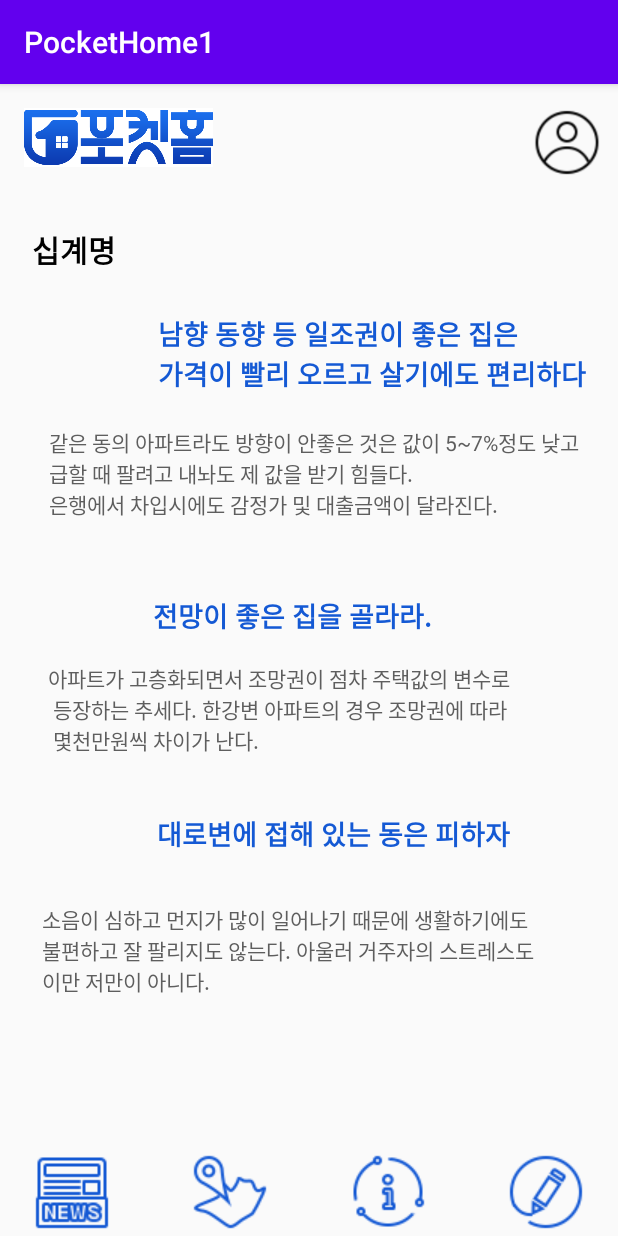
After one commit to hwangyouna03/PocketHome, an Android app: the infromation_10 screen opened directly, with no data from a screen before it, on a phone screen of 412 x 824 dp. The commit adds this screen. Run offline under Robolectric (Android 15) with nearby library versions, the phone set to English and light mode, and no system bars.

Commit message:
information_10 files

```diff
--- a/app/src/main/AndroidManifest.xml
+++ b/app/src/main/AndroidManifest.xml
@@ -12,6 +12,7 @@
         android:supportsRtl="true"
         android:theme="@style/AppTheme"
         android:usesCleartextTraffic="true">
+        <activity android:name=".infromation_10"></activity>
         <activity android:name=".MainActivity">
             <intent-filter>
                 <action android:name="android.intent.action.MAIN" />
@@ -19,7 +20,7 @@
                 <category android:name="android.intent.category.LAUNCHER" />
             </intent-filter>
         </activity>
-        <activity android:name=".Information_word"></activity>
+        <activity android:name=".Information_word" />
     </application>
 
 </manifest>
--- a/app/src/main/java/kr/hs/emirim/s2019s40/pockethome1/Information_word.java
+++ b/app/src/main/java/kr/hs/emirim/s2019s40/pockethome1/Information_word.java
@@ -4,8 +4,11 @@ import androidx.appcompat.app.AppCompatActivity;
 import androidx.fragment.app.FragmentPagerAdapter;
 import androidx.viewpager.widget.ViewPager;
 
+import android.content.Intent;
 import android.os.Bundle;
-import android.widget.TableRow;
+import android.view.View;
+import android.widget.Button;
+import android.widget.ImageButton;
 
 import com.google.android.material.tabs.TabLayout;
 
@@ -17,11 +20,19 @@ public class Information_word extends AppCompatActivity {
         setContentView(R.layout.activity_information_word);
 
         //viewpager setting
-        ViewPager viewPager = findViewById(R.id.viewpager);
+        ViewPager viewPager = findViewById(R.id.viewpager1);
         fragmentPagerAdapter = new ViewPagerAdapter(getSupportFragmentManager());
 
         TabLayout tabLayout = findViewById(R.id.tab_layout);
         viewPager.setAdapter(fragmentPagerAdapter);
         tabLayout.setupWithViewPager(viewPager);
+
+        Button btn11 = (Button)findViewById(R.id.button);
+        btn11.setOnClickListener(new View.OnClickListener() {
+            public void onClick(View view){
+                Intent intent = new Intent(getApplicationContext(),infromation_10.class);
+                startActivity(intent);
+            }
+        });
     }
 }
--- a/app/src/main/java/kr/hs/emirim/s2019s40/pockethome1/MainActivity.java
+++ b/app/src/main/java/kr/hs/emirim/s2019s40/pockethome1/MainActivity.java
@@ -30,6 +30,17 @@ public class MainActivity extends AppCompatActivity {
         super.onCreate(savedInstanceState);
         setContentView(R.layout.activity_main);
 
+        /*버튼 고정*/
+        //MainPage
+        ImageButton btn1 = (ImageButton)findViewById(R.id.imageButton2);
+        btn1.setOnClickListener(new View.OnClickListener() {
+            public void onClick(View view){
+                Intent intent = new Intent(getApplicationContext(), MainActivity.class);
+                startActivity(intent);
+            }
+        });
+
+        //Information
         ImageButton btn3 = (ImageButton)findViewById(R.id.imageButton3);
         btn3.setOnClickListener(new View.OnClickListener() {
                     @Override
--- /dev/null
+++ b/app/src/main/java/kr/hs/emirim/s2019s40/pockethome1/ViewPagerAdapter2.java
@@ -0,0 +1,46 @@
+package kr.hs.emirim.s2019s40.pockethome1;
+
+import androidx.annotation.NonNull;
+import androidx.annotation.Nullable;
+import androidx.fragment.app.Fragment;
+import androidx.fragment.app.FragmentManager;
+import androidx.fragment.app.FragmentPagerAdapter;
+
+public class ViewPagerAdapter2 extends FragmentPagerAdapter {
+    public ViewPagerAdapter2(@NonNull FragmentManager fm) {
+        super(fm);
+    }
+
+    //fragment 교체를 보여주는 처리 구현
+    @NonNull
+    @Override
+    public Fragment getItem(int position) {
+        switch (position) {
+            case 0:
+                return Fragword1.newInstance();
+            case 1:
+                return Fragword2.newInstance();
+            default:
+                return null;
+        }
+    }
+
+    @Override
+    public int getCount() {
+        return 1;
+    }
+
+    //상단의 탭 레이아웃 인디케이터 쪽에 텍스트 선언해
+    @Nullable
+    @Override
+    public CharSequence getPageTitle(int position) {
+        switch (position) {
+            case 0:
+                return "word1";
+            case 1:
+                return "word2";
+            default:
+                return null;
+        }
+    }
+}
--- /dev/null
+++ b/app/src/main/java/kr/hs/emirim/s2019s40/pockethome1/infromation_10.java
@@ -0,0 +1,14 @@
+package kr.hs.emirim.s2019s40.pockethome1;
+
+import androidx.appcompat.app.AppCompatActivity;
+
+import android.os.Bundle;
+
+public class infromation_10 extends AppCompatActivity {
+
+    @Override
+    protected void onCreate(Bundle savedInstanceState) {
+        super.onCreate(savedInstanceState);
+        setContentView(R.layout.activity_infromation10);
+    }
+}
--- a/app/src/main/res/layout/activity_information_word.xml
+++ b/app/src/main/res/layout/activity_information_word.xml
@@ -26,8 +26,7 @@
 
         <com.google.android.material.tabs.TabItem
             android:layout_width="wrap_content"
-            android:layout_height="wrap_content"
-            android:text="Tab4" />
+            android:layout_height="wrap_content" />
     </com.google.android.material.tabs.TabLayout>
 
     <ImageView
@@ -175,37 +174,28 @@
         app:layout_constraintStart_toEndOf="@+id/button3" />
 
     <androidx.viewpager.widget.ViewPager
-        android:id="@+id/viewpager"
+        android:id="@+id/viewpager1"
         android:layout_width="225dp"
         android:layout_height="156dp"
-        android:layout_marginStart="14dp"
-        android:layout_marginLeft="14dp"
+        android:layout_marginStart="158dp"
+        android:layout_marginLeft="158dp"
         android:layout_marginTop="204dp"
         android:layout_marginEnd="28dp"
         android:layout_marginRight="28dp"
         app:layout_constraintEnd_toEndOf="parent"
-        app:layout_constraintHorizontal_bias="0.805"
         app:layout_constraintStart_toStartOf="parent"
-        app:layout_constraintTop_toTopOf="parent">
+        app:layout_constraintTop_toTopOf="parent"/>
 
+        <androidx.viewpager.widget.ViewPager
+            android:id="@+id/viewpager"
+            android:layout_width="225dp"
+            android:layout_height="156dp"
+            android:layout_marginTop="204dp"
+            android:layout_marginEnd="28dp"
+            android:layout_marginRight="28dp"
+            app:layout_constraintEnd_toEndOf="parent"
+            app:layout_constraintTop_toTopOf="parent">
     </androidx.viewpager.widget.ViewPager>
-
-    <TextView
-        android:id="@+id/textView6"
-        android:layout_width="wrap_content"
-        android:layout_height="wrap_content"
-        android:layout_marginStart="41dp"
-        android:layout_marginLeft="41dp"
-        android:layout_marginTop="219dp"
-        android:layout_marginEnd="309dp"
-        android:layout_marginRight="309dp"
-        android:text="퀴즈 복습"
-        android:textColor="#000000"
-        android:textSize="20dp"
-        android:textStyle="bold"
-        app:layout_constraintEnd_toEndOf="parent"
-        app:layout_constraintStart_toStartOf="parent"
-        app:layout_constraintTop_toBottomOf="@+id/tab_layout" />
 
 
 </androidx.constraintlayout.widget.ConstraintLayout>
--- /dev/null
+++ b/app/src/main/res/layout/activity_infromation10.xml
@@ -0,0 +1,188 @@
+<?xml version="1.0" encoding="utf-8"?>
+<androidx.constraintlayout.widget.ConstraintLayout xmlns:android="http://schemas.android.com/apk/res/android"
+    xmlns:app="http://schemas.android.com/apk/res-auto"
+    xmlns:tools="http://schemas.android.com/tools"
+    android:layout_width="match_parent"
+    android:layout_height="match_parent"
+    tools:context=".infromation_10">
+
+    <!--고정 layout-->
+    <ImageView
+        android:id="@+id/imageView2"
+        android:layout_width="126dp"
+        android:layout_height="39dp"
+        android:layout_marginStart="16sp"
+        android:layout_marginLeft="16sp"
+        android:layout_marginTop="16sp"
+        android:background="#FFFFFF"
+        app:layout_constraintStart_toStartOf="parent"
+        app:layout_constraintTop_toTopOf="parent"
+        app:srcCompat="@drawable/logo" />
+
+    <ImageView
+        android:id="@+id/loginicon2"
+        android:layout_width="45sp"
+        android:layout_height="46sp"
+        android:layout_marginTop="16sp"
+        android:layout_marginEnd="11sp"
+        android:layout_marginRight="11sp"
+        android:layout_marginBottom="30sp"
+        app:layout_constraintEnd_toEndOf="parent"
+        app:layout_constraintTop_toTopOf="parent"
+        app:srcCompat="@drawable/loginicon" />
+
+    <ImageButton
+        android:id="@+id/imageButton2"
+        android:layout_width="wrap_content"
+        android:layout_height="wrap_content"
+        android:layout_marginStart="52sp"
+        android:layout_marginLeft="52sp"
+        android:layout_marginEnd="1sp"
+        android:layout_marginRight="1sp"
+        android:layout_marginBottom="3sp"
+        android:background="@drawable/news1"
+        app:layout_constraintBottom_toBottomOf="parent"
+        app:layout_constraintEnd_toStartOf="@+id/imageButton"
+        app:layout_constraintStart_toStartOf="parent" />
+
+    <ImageButton
+        android:id="@+id/imageButton"
+        android:layout_width="wrap_content"
+        android:layout_height="wrap_content"
+        android:layout_marginStart="52sp"
+        android:layout_marginLeft="52sp"
+        android:layout_marginEnd="1sp"
+        android:layout_marginRight="1sp"
+        android:layout_marginBottom="3sp"
+        android:background="@drawable/map1"
+        app:layout_constraintBottom_toBottomOf="parent"
+        app:layout_constraintEnd_toStartOf="@+id/imageButton3"
+        app:layout_constraintStart_toEndOf="@+id/imageButton2" />
+
+    <ImageButton
+        android:id="@+id/imageButton3"
+        android:layout_width="wrap_content"
+        android:layout_height="wrap_content"
+        android:layout_marginStart="52sp"
+        android:layout_marginLeft="52sp"
+        android:layout_marginEnd="1sp"
+        android:layout_marginRight="1sp"
+        android:layout_marginBottom="3sp"
+        android:background="@drawable/information1"
+        app:layout_constraintBottom_toBottomOf="parent"
+        app:layout_constraintEnd_toStartOf="@+id/imageButton4"
+        app:layout_constraintStart_toEndOf="@+id/imageButton" />
+
+    <ImageButton
+        android:id="@+id/imageButton4"
+        android:layout_width="wrap_content"
+        android:layout_height="wrap_content"
+        android:layout_marginStart="52sp"
+        android:layout_marginLeft="52sp"
+        android:layout_marginEnd="52sp"
+        android:layout_marginRight="52sp"
+        android:layout_marginBottom="3sp"
+        android:background="@drawable/draw1"
+        app:layout_constraintBottom_toBottomOf="parent"
+        app:layout_constraintEnd_toEndOf="parent"
+        app:layout_constraintStart_toEndOf="@+id/imageButton3" />
+
+    <!--center -->
+        <TextView
+            android:layout_width="wrap_content"
+            android:layout_height="wrap_content"
+            android:layout_marginStart="21dp"
+            android:layout_marginLeft="21dp"
+            android:layout_marginTop="40dp"
+            android:layout_marginEnd="334dp"
+            android:layout_marginRight="334dp"
+            android:text="십계명"
+            android:textColor="#000000"
+            android:textSize="20dp"
+            android:textStyle="bold"
+            app:layout_constraintEnd_toEndOf="parent"
+            app:layout_constraintHorizontal_bias="0.0"
+            app:layout_constraintStart_toStartOf="parent"
+            app:layout_constraintTop_toBottomOf="@+id/imageView2" />
+
+        <TextView
+            android:id="@+id/topic1"
+            android:layout_width="wrap_content"
+            android:layout_height="wrap_content"
+            android:layout_marginTop="91dp"
+            android:layout_marginEnd="21dp"
+            android:layout_marginRight="21dp"
+            android:text="남향 동향 등 일조권이 좋은 집은\n가격이 빨리 오르고 살기에도 편리하다"
+            android:textColor="#1459D4"
+            android:textSize="18dp"
+            android:textStyle="bold"
+            app:layout_constraintEnd_toEndOf="parent"
+            app:layout_constraintTop_toBottomOf="@+id/loginicon2" />
+
+        <TextView
+            android:id="@+id/content1"
+            android:layout_width="364dp"
+            android:layout_height="60dp"
+            android:layout_marginTop="22dp"
+            android:layout_marginEnd="15dp"
+            android:layout_marginRight="15dp"
+            android:text="같은 동의 아파트라도 방향이 안좋은 것은 값이 5~7%정도 낮고\n급할 때 팔려고 내놔도 제 값을 받기 힘들다.\n은행에서 차입시에도 감정가 및 대출금액이 달라진다."
+            android:textColor="#5E5E5E"
+            app:layout_constraintEnd_toEndOf="parent"
+            app:layout_constraintTop_toBottomOf="@+id/topic1" />
+
+        <TextView
+            android:id="@+id/topic2"
+            android:layout_width="wrap_content"
+            android:layout_height="wrap_content"
+            android:layout_marginTop="52dp"
+            android:layout_marginEnd="124dp"
+            android:layout_marginRight="124dp"
+            android:text="전망이 좋은 집을 골라라."
+            android:textColor="#1459D4"
+            android:textSize="18dp"
+            android:textStyle="bold"
+            app:layout_constraintEnd_toEndOf="parent"
+            app:layout_constraintTop_toBottomOf="@+id/content1" />
+
+        <TextView
+            android:id="@+id/content2"
+            android:layout_width="364dp"
+            android:layout_height="60dp"
+            android:layout_marginTop="18dp"
+            android:layout_marginEnd="16dp"
+            android:layout_marginRight="16dp"
+            android:text="아파트가 고층화되면서 조망권이 점차 주택값의 변수로\n 등장하는 추세다. 한강변 아파트의 경우 조망권에 따라\n 몇천만원씩 차이가 난다."
+            android:textColor="#5E5E5E"
+            app:layout_constraintEnd_toEndOf="parent"
+            app:layout_constraintTop_toBottomOf="@+id/topic2" />
+
+        <TextView
+            android:id="@+id/topic3"
+            android:layout_width="wrap_content"
+            android:layout_height="wrap_content"
+            android:layout_marginTop="40dp"
+            android:layout_marginEnd="72dp"
+            android:layout_marginRight="72dp"
+            android:text="대로변에 접해 있는 동은 피하자"
+            android:textColor="#1459D4"
+            android:textSize="18dp"
+            android:textStyle="bold"
+            app:layout_constraintEnd_toEndOf="parent"
+            app:layout_constraintTop_toBottomOf="@+id/content2" />
+
+        <TextView
+            android:id="@+id/content3"
+            android:layout_width="364dp"
+            android:layout_height="60dp"
+            android:layout_marginTop="33dp"
+            android:layout_marginEnd="20dp"
+            android:layout_marginRight="20dp"
+            android:text="소음이 심하고 먼지가 많이 일어나기 때문에 생활하기에도\n불편하고 잘 팔리지도 않는다. 아울러 거주자의 스트레스도\n이만 저만이 아니다."
+            android:textColor="#5E5E5E"
+            app:layout_constraintEnd_toEndOf="parent"
+            app:layout_constraintTop_toBottomOf="@+id/topic3" />
+
+
+
+    </androidx.constraintlayout.widget.ConstraintLayout>
--- a/app/src/main/res/layout/frag_word2.xml
+++ b/app/src/main/res/layout/frag_word2.xml
@@ -12,7 +12,7 @@
         android:id="@+id/word1"
         android:layout_width="wrap_content"
         android:layout_height="wrap_content"
-        android:text="오늘은 몇월 몇일일까요?"
+        android:text="토지나 건물을 나누어\n 파는 것이 무엇일까요?"
         android:textColor="#ffff"
         android:textSize="18dp"
         app:layout_constraintBottom_toBottomOf="parent"
```
